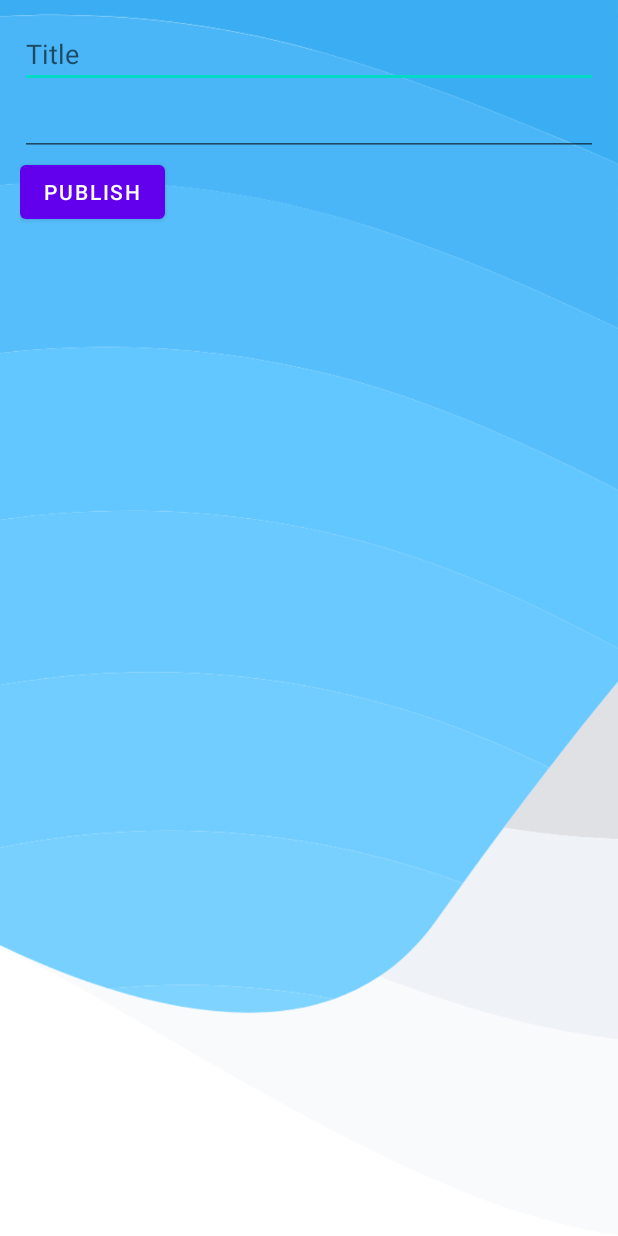
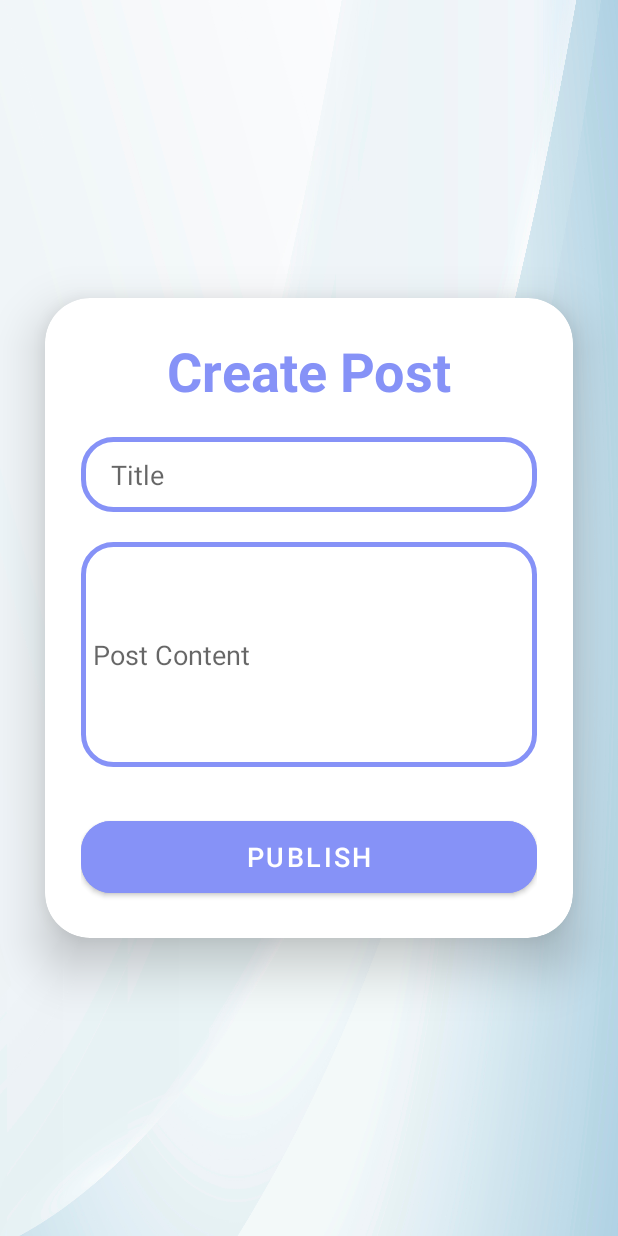
Before and after one commit to ranilakshmi/Application, an Android app: the CreatePost screen opened directly, with no data from a screen before it, on a phone screen of 412 x 824 dp. Run offline under Robolectric (Android 15) with nearby library versions, the phone set to English and light mode, and no system bars; our stand-ins replace Firebase (no records; nobody signed in at launch, a user with empty details on screens opened directly).

Commit message:
Updated Create Post UI

```diff
--- a/app/src/main/res/layout/activity_create_post.xml
+++ b/app/src/main/res/layout/activity_create_post.xml
@@ -1,51 +1,149 @@
-<?xml version="1.0" encoding="utf-8"?>
-<ScrollView xmlns:android="http://schemas.android.com/apk/res/android"
-    android:layout_width="match_parent"
-    android:layout_height="match_parent"
-    android:background="@drawable/background1">
 <LinearLayout
+    xmlns:android="http://schemas.android.com/apk/res/android"
+    xmlns:app="http://schemas.android.com/apk/res-auto"
+    xmlns:tools="http://schemas.android.com/tools"
+    xmlns:card_view="http://schemas.android.com/apk/res-auto"
     android:layout_width="match_parent"
     android:layout_height="match_parent"
     android:orientation="vertical"
-        android:layout_margin="20px"
-        >
+    android:gravity="center"
+    android:background="@drawable/wallpaper"
+    tools:context=".caretaker.CaretakerLoginPage">
+    <androidx.cardview.widget.CardView
+        android:layout_width="match_parent"
+        android:layout_height="wrap_content"
+        android:layout_margin="30dp"
+        app:cardCornerRadius="30dp"
+        app:cardElevation="20dp"
+        android:background="@drawable/custom_edittext">
+        <LinearLayout
+            android:layout_width="match_parent"
+            android:layout_height="wrap_content"
+            android:orientation="vertical"
+            android:layout_gravity="center_horizontal"
+            android:padding="24dp">
+            <TextView
+                android:layout_width="match_parent"
+                android:layout_height="wrap_content"
+                android:text="Create Post"
+                android:id="@+id/loginText"
+                android:textSize="36sp"
+                android:textAlignment="center"
+                android:textStyle="bold"
+                android:textColor="@color/purple"/>
 
             <EditText
                 android:id="@+id/post_title"
                 android:layout_width="match_parent"
-            android:layout_height="wrap_content"
+                android:layout_height="50dp"
+                android:background="@drawable/custom_edittext"
+                android:drawablePadding="8dp"
+                android:hint="Title"
                 android:inputType="text"
-            android:hint="Title"/>
+                android:maxLines="1"
+                android:minHeight="48dp"
+                android:padding="10dp"
+                android:paddingStart="20dp"
+                android:textColor="@color/black"
+                android:textColorHighlight="@color/cardview_dark_background"
+                android:layout_marginTop="20dp"/>
             <CheckBox
                 android:id="@+id/checkbox_image"
-            android:text="Include image"
+                android:text="Include Image"
                 android:layout_width="match_parent"
                 android:layout_height="wrap_content"
                 android:onClick="onCheckboxClicked"
                 android:visibility="gone"
                 />
             <Button
-            android:id="@+id/uploadImageBtn"
                 android:layout_width="wrap_content"
                 android:layout_height="wrap_content"
+                android:id="@+id/uploadImageBtn"
+                android:text="Upload Image"
+                android:textSize="18sp"
                 android:visibility="gone"
-            android:text="Upload Image"
-            />
+                android:layout_marginTop="30dp"
+                android:backgroundTint="@color/purple"
+                app:cornerRadius = "20dp"/>
             <ImageView
                 android:id="@+id/imageView"
                 android:layout_width="match_parent"
                 android:layout_height="wrap_content"/>
 
             <EditText
+                android:layout_width="match_parent"
+                android:layout_height="150dp"
                 android:id="@+id/post_content"
+                android:background="@drawable/custom_edittext"
+                android:drawablePadding="8dp"
+                android:hint="Post Content"
+                android:padding="8dp"
+                android:inputType="textMultiLine"
+                android:textColor="@color/black"
+                android:textColorHighlight="@color/cardview_dark_background"
+                android:layout_marginTop="20dp"/>
+
+            <Button
                 android:layout_width="match_parent"
-            android:layout_height="wrap_content"
-            android:inputType="textMultiLine"
-            />
-        <Button
+                android:layout_height="60dp"
                 android:id="@+id/publishBtn"
-            android:layout_width="wrap_content"
-            android:layout_height="wrap_content"
-            android:text="Publish"/>
+                android:text="Publish"
+                android:textSize="18sp"
+                android:layout_marginTop="30dp"
+                android:backgroundTint="@color/purple"
+                app:cornerRadius = "20dp"/>
         </LinearLayout>
-</ScrollView>
+    </androidx.cardview.widget.CardView>
+</LinearLayout>
+
+<!--<?xml version="1.0" encoding="utf-8"?>-->
+<!--<ScrollView xmlns:android="http://schemas.android.com/apk/res/android"-->
+<!--    android:layout_width="match_parent"-->
+<!--    android:layout_height="match_parent"-->
+<!--    android:background="@drawable/background1">-->
+<!--    <LinearLayout-->
+<!--        android:layout_width="match_parent"-->
+<!--        android:layout_height="match_parent"-->
+<!--        android:orientation="vertical"-->
+<!--        android:layout_margin="20px"-->
+<!--        >-->
+
+<!--        <EditText-->
+<!--            android:id="@+id/post_title"-->
+<!--            android:layout_width="match_parent"-->
+<!--            android:layout_height="wrap_content"-->
+<!--            android:inputType="text"-->
+<!--            android:hint="Title"/>-->
+<!--        <CheckBox-->
+<!--            android:id="@+id/checkbox_image"-->
+<!--            android:text="Include image"-->
+<!--            android:layout_width="match_parent"-->
+<!--            android:layout_height="wrap_content"-->
+<!--            android:onClick="onCheckboxClicked"-->
+<!--            android:visibility="gone"-->
+<!--            />-->
+<!--        <Button-->
+<!--            android:id="@+id/uploadImageBtn"-->
+<!--            android:layout_width="wrap_content"-->
+<!--            android:layout_height="wrap_content"-->
+<!--            android:visibility="gone"-->
+<!--            android:text="Upload Image"-->
+<!--            />-->
+<!--        <ImageView-->
+<!--            android:id="@+id/imageView"-->
+<!--            android:layout_width="match_parent"-->
+<!--            android:layout_height="wrap_content"/>-->
+
+<!--        <EditText-->
+<!--            android:id="@+id/post_content"-->
+<!--            android:layout_width="match_parent"-->
+<!--            android:layout_height="wrap_content"-->
+<!--            android:inputType="textMultiLine"-->
+<!--            />-->
+<!--        <Button-->
+<!--            android:id="@+id/publishBtn"-->
+<!--            android:layout_width="wrap_content"-->
+<!--            android:layout_height="wrap_content"-->
+<!--            android:text="Publish"/>-->
+<!--    </LinearLayout>-->
+<!--</ScrollView>-->
```
Also changed, not shown: app/src/main/res/drawable/wallpaper.jpg (added). Lines whose indentation alone changed are shown as unchanged.
